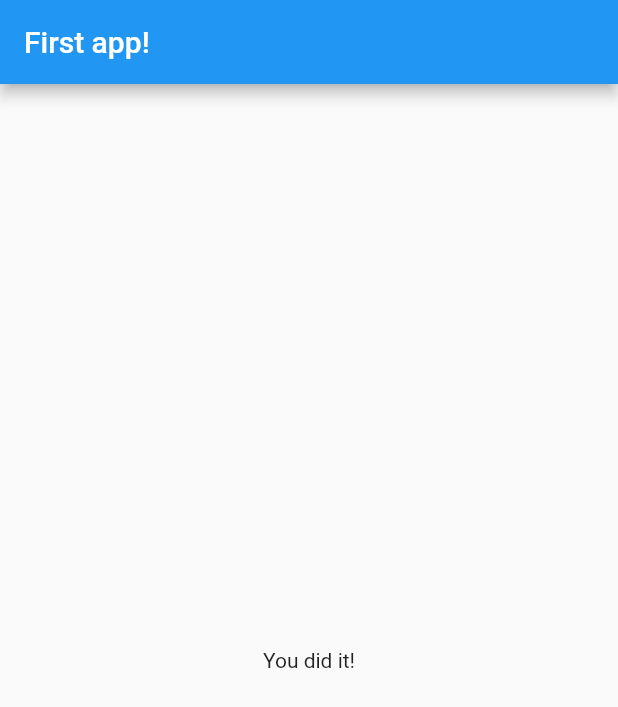
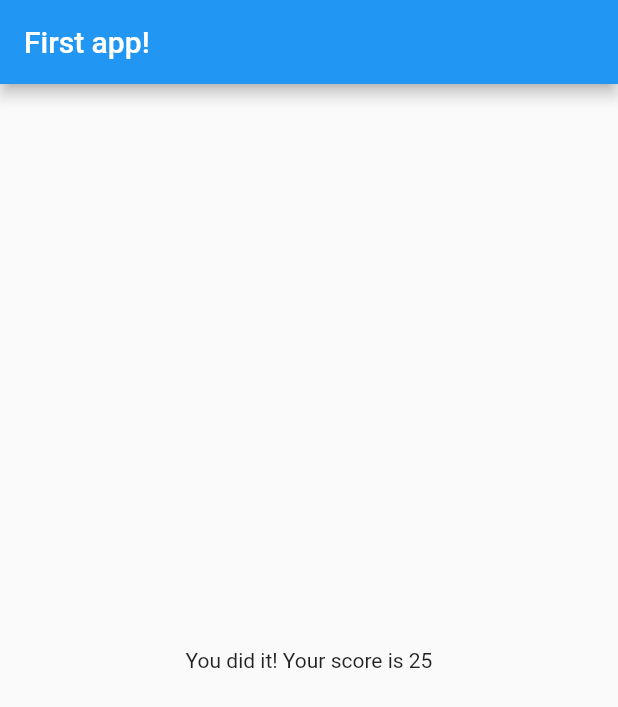
Before and after one commit to bullshitman/flutter_complete_guide, a Flutter app: the screen it shows after launch, after a tap on "Black", after a tap on "Lion", after a tap on "Nobody", on a phone screen of 412 x 824 dp. Shown: the top 707 px of the screen. Run offline on Flutter 3.47's test engine with Material 2 defaults, Android fonts, the phone set to English and light mode, and no system bars.

Commit message:
Result page got score now

```diff
--- a/lib/main.dart
+++ b/lib/main.dart
@@ -69,7 +69,7 @@ class _MyAppState extends State<MyApp> {
                   questions: _questions,
                   questionIndex: _questionIndex,
                 )
-              : Result(),
+              : Result(_totalScore),
         ),
       ),
     );
--- a/lib/result.dart
+++ b/lib/result.dart
@@ -1,10 +1,12 @@
 import 'package:flutter/material.dart';
 
 class Result extends StatelessWidget {
+  final int score;
+  Result(this.score);
   @override
   Widget build(BuildContext context) {
     return Center(
-      child: Text('You did it!'),
+      child: Text('You did it! Your score is $score'),
     );
   }
 }
```
